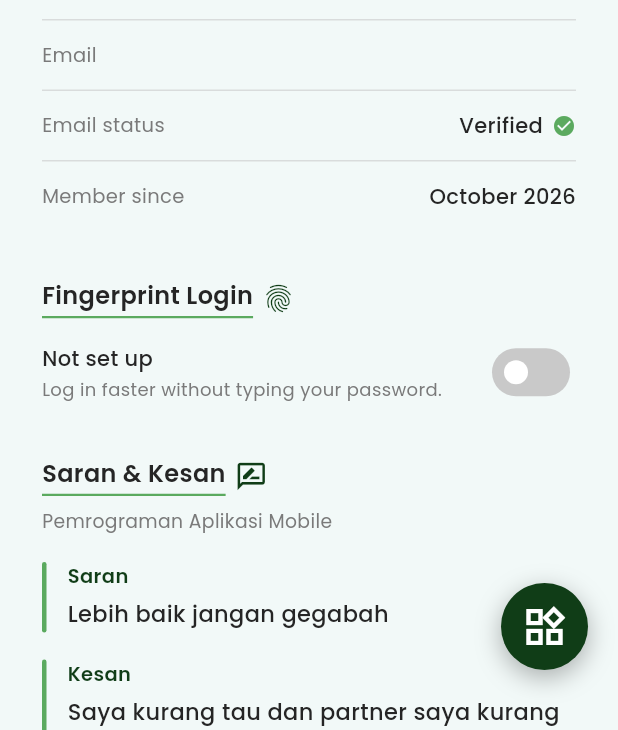
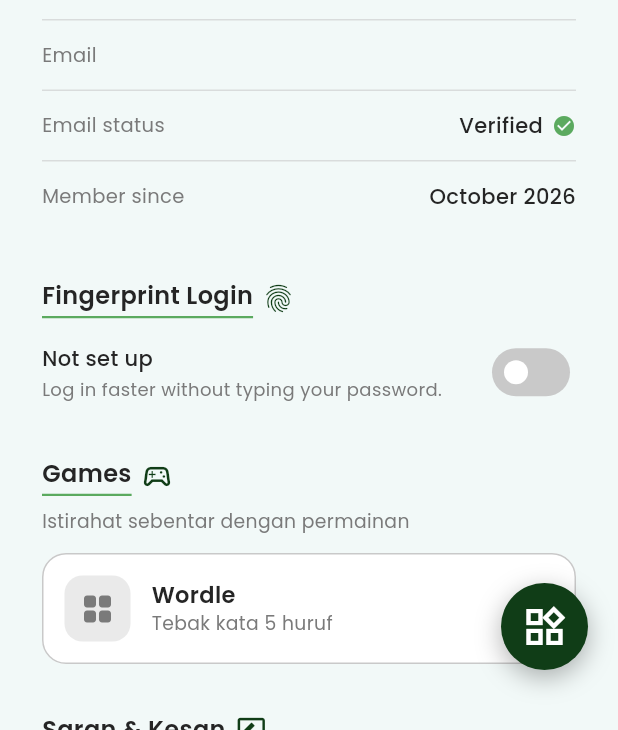
Before and after one commit to imkzrisna/sekitaran, a Flutter app: the ProfilePage screen opened directly, on a phone screen of 412 x 824 dp, the part 506-1236 px from its top. Run offline on Flutter 3.47's test engine with Material 3 defaults, Android fonts, the phone set to English and light mode, and no system bars; our stand-ins replace flutter_dotenv, flutter_map, flutter_secure_storage, geolocator, google_fonts, image_cropper and 5 more; accounts and stored records are empty.

Commit message:
feat(profile): add Games section with Wordle entry for both roles

```diff
--- /dev/null
+++ b/lib/features/profile/games_section.dart
@@ -0,0 +1,115 @@
+import 'package:flutter/material.dart';
+import 'package:google_fonts/google_fonts.dart';
+import 'package:sekitaran/features/wordle/wordle_page.dart';
+
+/// Warna bagian Games. Sengaja netral: isi sendiri sesuai desain.
+class GameColors {
+  const GameColors._();
+  static const cardBackground = Color(0xFFFFFFFF);
+  static const cardBorder = Color(0xFFC9C9C9);
+  static const iconBackground = Color(0xFFEAEAEA);
+  static const icon = Color(0xFF7A7A7A);
+  static const title = Color(0xFF252525);
+  static const subtitle = Color(0xFF7A7A7A);
+  static const arrow = Color(0xFF7A7A7A);
+}
+
+class _GameEntry {
+  const _GameEntry({
+    required this.title,
+    required this.subtitle,
+    required this.icon,
+    required this.page,
+  });
+
+  final String title;
+  final String subtitle;
+  final IconData icon;
+  final Widget Function() page;
+}
+
+/// Menambah game baru cukup menambah satu entri di daftar ini.
+final _games = <_GameEntry>[
+  _GameEntry(
+    title: 'Wordle',
+    subtitle: 'Tebak kata 5 huruf',
+    icon: Icons.grid_view_rounded,
+    page: () => const WordlePage(),
+  ),
+];
+
+class GamesSection extends StatelessWidget {
+  const GamesSection({super.key});
+
+  Widget _card(BuildContext context, _GameEntry g) {
+    return Padding(
+      padding: const EdgeInsets.only(top: 12),
+      child: Material(
+        color: GameColors.cardBackground,
+        borderRadius: BorderRadius.circular(16),
+        child: InkWell(
+          borderRadius: BorderRadius.circular(16),
+          onTap: () =>
+              Navigator.of(context)
+                  .push(MaterialPageRoute(builder: (_) => g.page())),
+          child: Container(
+            padding: const EdgeInsets.all(14),
+            decoration: BoxDecoration(
+              borderRadius: BorderRadius.circular(16),
+              border: Border.all(color: GameColors.cardBorder),
+            ),
+            child: Row(
+              children: [
+                Container(
+                  width: 44,
+                  height: 44,
+                  decoration: BoxDecoration(
+                    color: GameColors.iconBackground,
+                    borderRadius: BorderRadius.circular(12),
+                  ),
+                  child: Icon(g.icon, color: GameColors.icon, size: 24),
+                ),
+                const SizedBox(width: 14),
+                Expanded(
+                  child: Column(
+                    crossAxisAlignment: CrossAxisAlignment.start,
+                    children: [
+                      Text(
+                        g.title,
+                        style: GoogleFonts.poppins(
+                          fontSize: 15,
+                          fontWeight: FontWeight.w600,
+                          color: GameColors.title,
+                        ),
+                      ),
+                      Text(
+                        g.subtitle,
+                        style: GoogleFonts.poppins(
+                          fontSize: 12.5,
+                          color: GameColors.subtitle,
+                        ),
+                      ),
+                    ],
+                  ),
+                ),
+                const Icon(
+                  Icons.chevron_right,
+                  color: GameColors.arrow,
+                  size: 24,
+                ),
+              ],
+            ),
+          ),
+        ),
+      ),
+    );
+  }
+
+  @override
+  Widget build(BuildContext context) {
+    return Column(
+      crossAxisAlignment: CrossAxisAlignment.start,
+      children: [for (final g in _games) _card(context, g)],
+    );
+  }
+}
--- a/lib/features/profile/profile_page.dart
+++ b/lib/features/profile/profile_page.dart
@@ -2,6 +2,7 @@ import 'dart:async';
 
 import 'package:flutter/material.dart';
 import 'package:sekitaran/features/home/user_radial_menu.dart';
+import 'package:sekitaran/features/profile/games_section.dart';
 import 'package:google_fonts/google_fonts.dart';
 import 'package:image_cropper/image_cropper.dart';
 import 'package:image_picker/image_picker.dart';
@@ -827,6 +828,20 @@ class _ProfilePageState extends State<ProfilePage> {
                           crossAxisAlignment: CrossAxisAlignment.start,
                           children: [
                             _heading(
+                              'Games',
+                              Icons.sports_esports_outlined,
+                              caption: 'Istirahat sebentar dengan permainan',
+                            ),
+                            const GamesSection(),
+                          ],
+                        ),
+                      ),
+                      _Reveal(
+                        index: 5,
+                        child: Column(
+                          crossAxisAlignment: CrossAxisAlignment.start,
+                          children: [
+                            _heading(
                               'Saran & Kesan',
                               Icons.rate_review_outlined,
                               caption: 'Pemrograman Aplikasi Mobile',
@@ -839,7 +854,7 @@ class _ProfilePageState extends State<ProfilePage> {
                           ],
                         ),
                       ),
-                      _Reveal(index: 5, child: _logoutButton()),
+                      _Reveal(index: 6, child: _logoutButton()),
                     ],
                   ),
                 ),
```
